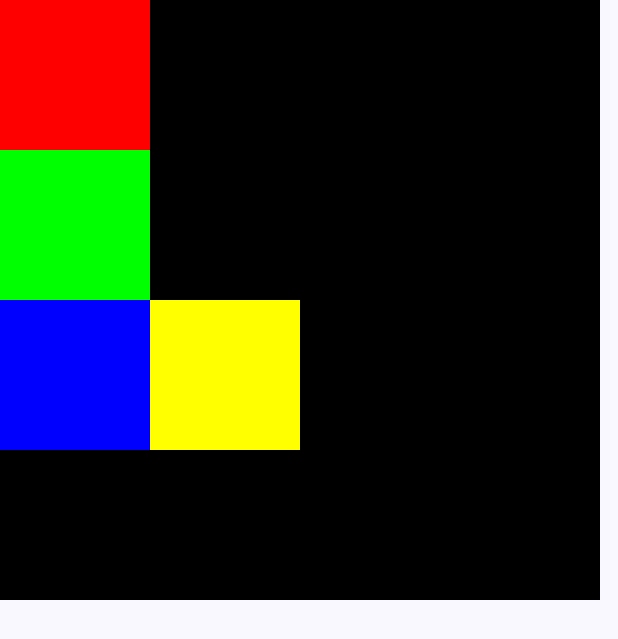
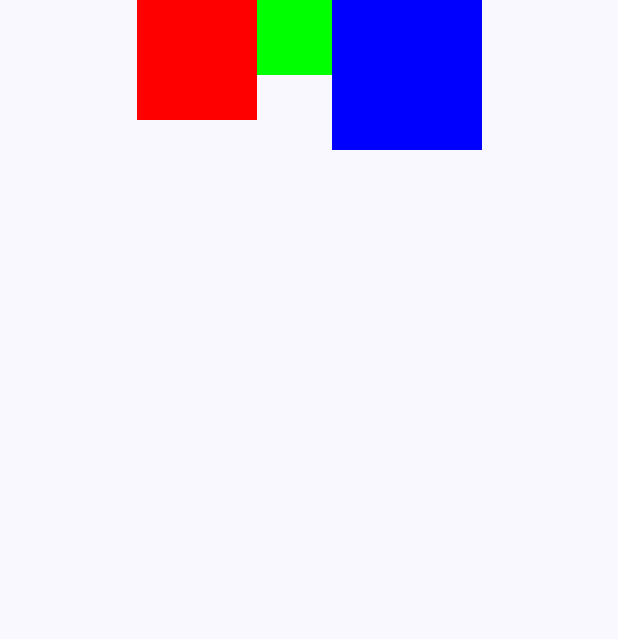
Before and after one commit to esragg/TasarimCalismasi, an Android app built with Jetpack Compose: the screen it shows after launch (MainActivity), on a phone screen of 412 x 824 dp. Shown: the top 639 px of the screen. Run offline under Robolectric (Android 15) with nearby library versions, the phone set to English and light mode, and no system bars.

Commit message:
Jetpack Compose TasarimCalismasi arrangement hizalama

```diff
--- a/app/src/main/java/com/example/tasarimcalismasi/MainActivity.kt
+++ b/app/src/main/java/com/example/tasarimcalismasi/MainActivity.kt
@@ -5,10 +5,13 @@ import android.os.Bundle
 import androidx.activity.ComponentActivity
 import androidx.activity.compose.setContent
 import androidx.compose.foundation.background
+import androidx.compose.foundation.layout.Arrangement
 import androidx.compose.foundation.layout.Box
 import androidx.compose.foundation.layout.Column
 import androidx.compose.foundation.layout.Row
+import androidx.compose.foundation.layout.fillMaxHeight
 import androidx.compose.foundation.layout.fillMaxSize
+import androidx.compose.foundation.layout.fillMaxWidth
 import androidx.compose.foundation.layout.size
 import androidx.compose.material3.MaterialTheme
 import androidx.compose.material3.Surface
@@ -39,26 +42,17 @@ class MainActivity : ComponentActivity() {
 @Composable
 fun Sayfa() {
 
-    Box {
+    Row(horizontalArrangement = Arrangement.Center,
+        modifier = Modifier.fillMaxWidth()){
         Box(modifier = Modifier
-            .size(400.dp)
-            .background(Color.Black))
-        Column{
-            Box(modifier = Modifier
-                .size(100.dp)
+            .size(80.dp)
             .background(Color.Red))
         Box(modifier = Modifier
-                .size(100.dp)
+            .size(50.dp)
             .background(Color.Green))
-            Row {
         Box(modifier = Modifier
             .size(100.dp)
             .background(Color.Blue))
-                Box(modifier = Modifier
-                    .size(100.dp)
-                    .background(Color.Yellow))
-            }
-        }
     }
 
 }
```
Lines whose indentation alone changed are shown as unchanged.
